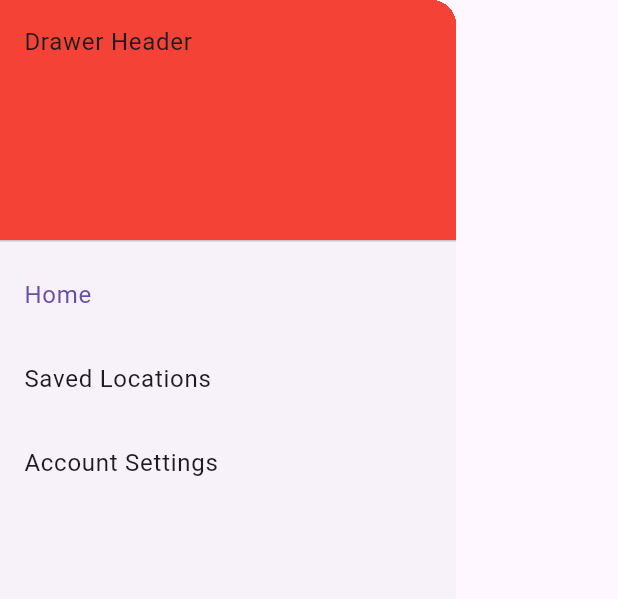
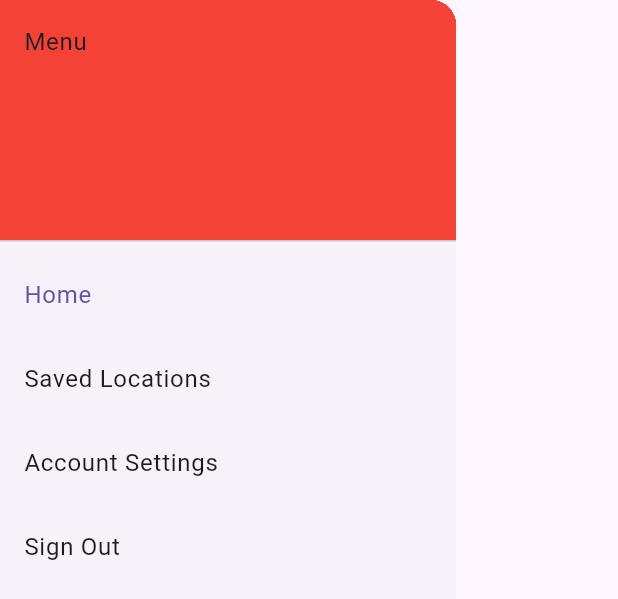
Before and after one commit to lahoylaa/Tavel-App, a Flutter app: the PubDrawer widget shown alone on an empty page, opened directly, on a phone screen of 412 x 824 dp. Shown: the top 599 px of the screen. Run offline on Flutter 3.47's test engine with Material 3 defaults, Android fonts, the light colour scheme and no system bars; missing offline and left inert: mongo_dart.

Commit message:
Added functional sign out button for menu. Also labeled menu

```diff
--- a/lib/main.dart
+++ b/lib/main.dart
@@ -172,7 +172,6 @@ class _MyAppState extends State<MyApp> {
                             MaterialPageRoute(
                               builder: (BuildContext context) {
                                 return const Signup();
-                                //return const Food();
                               },
                             ),
                             (route) => false,
--- a/lib/tab.dart
+++ b/lib/tab.dart
@@ -1,4 +1,5 @@
 import 'package:flutter/material.dart';
+import 'main.dart';
 
 class PubDrawer extends StatefulWidget{
   const PubDrawer({super.key});
@@ -27,7 +28,7 @@ class _myTabState extends State<PubDrawer>{
           decoration: BoxDecoration(
             color: Colors.red,
           ),
-          child: Text('Drawer Header'),
+          child: Text('Menu'),
         ),
         ListTile(
             title: const Text('Home'),
@@ -46,6 +47,20 @@ class _myTabState extends State<PubDrawer>{
             selected: selectedIndex == 2,
             onTap: () {
               onItemTapped(2);
+            }),
+        ListTile(
+            title: const Text('Sign Out'),
+            selected: selectedIndex == 3,
+            onTap: () {
+              Navigator.pushAndRemoveUntil(
+                context,
+                MaterialPageRoute(
+                  builder: (BuildContext context) {
+                    return const MyApp();
+                  },
+                ),
+                (route) => false,
+              );
             })
       ],
     ));
```
